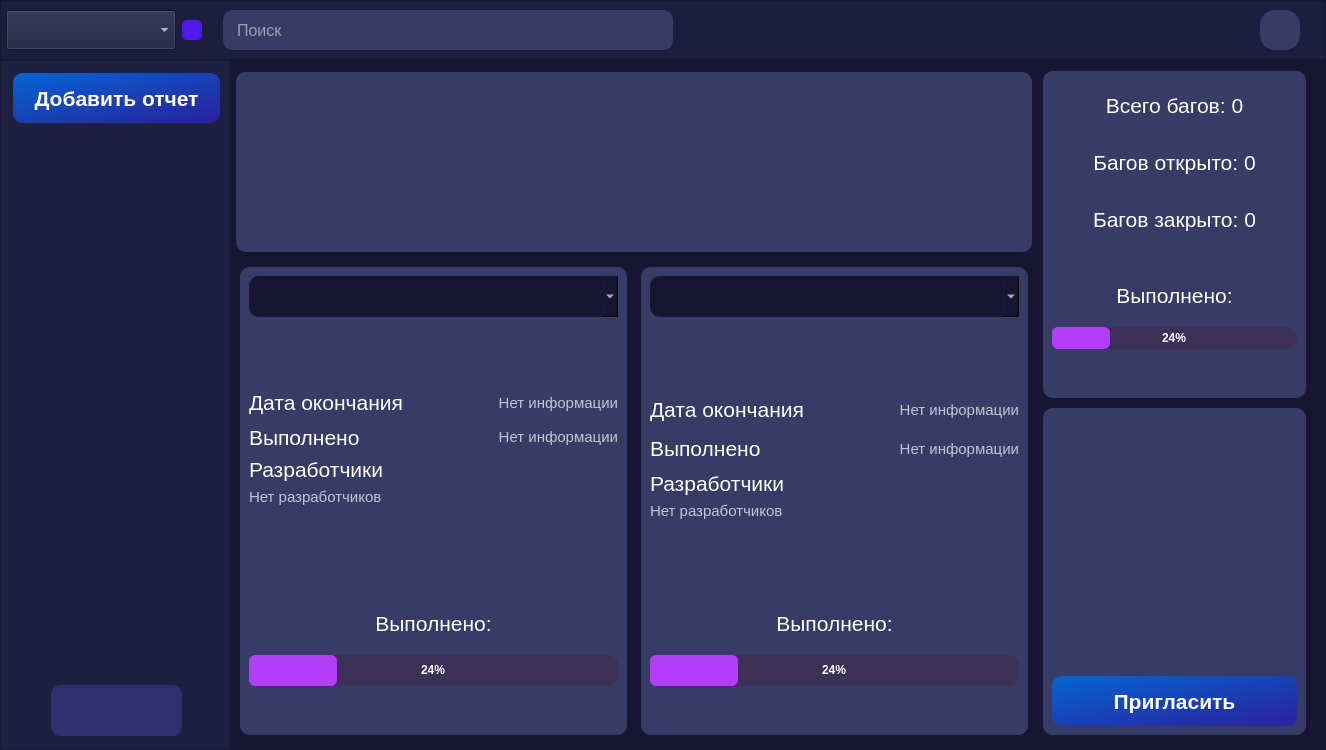
Above: interfaces/main_page.ui from ArtShibaev/Bugtracker before the change. Below: the same form after it.
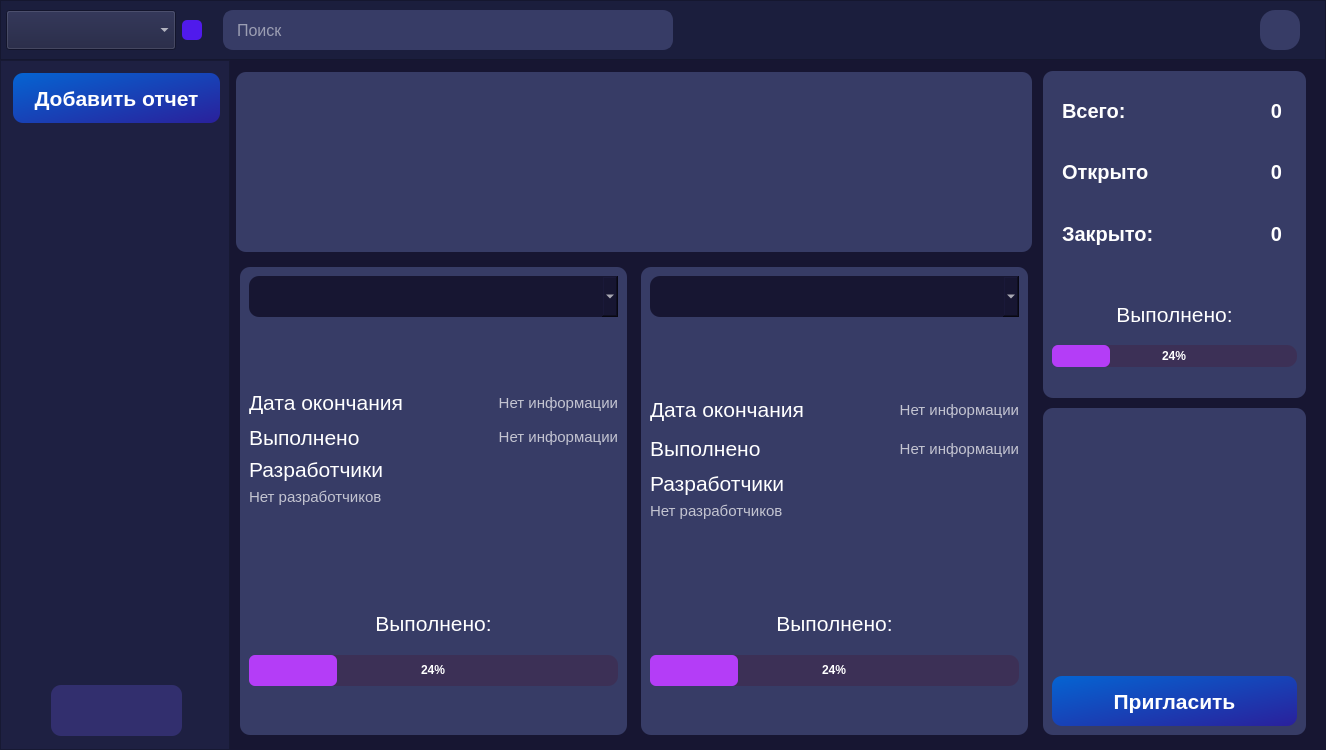
That is the form after the change.

Commit message: Изменен интерфейс Чтобы сохранить единый стиль выравнивая элементов (space-between), я преобразовал каждую строку в 2 лейбла

```diff
--- a/interfaces/main_page.ui
+++ b/interfaces/main_page.ui
@@ -1247,47 +1247,119 @@
                <layout class="QGridLayout" name="gridLayout_12">
                 <item row="0" column="0">
                  <layout class="QVBoxLayout" name="verticalLayout">
+                  <property name="spacing">
+                   <number>0</number>
+                  </property>
+                  <item>
+                   <layout class="QHBoxLayout" name="horizontalLayout">
+                    <property name="leftMargin">
+                     <number>10</number>
+                    </property>
+                    <property name="rightMargin">
+                     <number>15</number>
+                    </property>
+                    <item>
+                     <widget class="QLabel" name="label_2">
+                      <property name="styleSheet">
+                       <string notr="true">color: #fff;
+font-size: 20px;
+font-weight: bold;</string>
+                      </property>
+                      <property name="text">
+                       <string>Всего:</string>
+                      </property>
+                     </widget>
+                    </item>
                   <item>
                    <widget class="QLabel" name="all_p">
                     <property name="styleSheet">
-                     <string notr="true">color: white;
-font-size: 21px;</string>
+                       <string notr="true">color: #fff;
+font-size: 20px;
+font-weight: bold;</string>
                     </property>
                     <property name="text">
-                     <string>Всего багов: 0</string>
+                       <string>0</string>
                     </property>
                     <property name="alignment">
-                     <set>Qt::AlignCenter</set>
+                       <set>Qt::AlignRight|Qt::AlignTrailing|Qt::AlignVCenter</set>
+                      </property>
+                     </widget>
+                    </item>
+                   </layout>
+                  </item>
+                  <item>
+                   <layout class="QHBoxLayout" name="horizontalLayout_2">
+                    <property name="leftMargin">
+                     <number>10</number>
+                    </property>
+                    <property name="rightMargin">
+                     <number>15</number>
+                    </property>
+                    <item>
+                     <widget class="QLabel" name="label_3">
+                      <property name="styleSheet">
+                       <string notr="true">color: #fff;
+font-size: 20px;
+font-weight: bold;</string>
+                      </property>
+                      <property name="text">
+                       <string>Открыто</string>
                     </property>
                    </widget>
                   </item>
                   <item>
                    <widget class="QLabel" name="open_p">
                     <property name="styleSheet">
-                     <string notr="true">color: white;
-font-size: 21px;</string>
+                       <string notr="true">color: #fff;
+font-size: 20px;
+font-weight: bold;</string>
                     </property>
                     <property name="text">
-                     <string>Багов открыто: 0</string>
+                       <string>0</string>
                     </property>
                     <property name="alignment">
-                     <set>Qt::AlignCenter</set>
+                       <set>Qt::AlignRight|Qt::AlignTrailing|Qt::AlignVCenter</set>
+                      </property>
+                     </widget>
+                    </item>
+                   </layout>
+                  </item>
+                  <item>
+                   <layout class="QHBoxLayout" name="horizontalLayout_6">
+                    <property name="leftMargin">
+                     <number>10</number>
+                    </property>
+                    <property name="rightMargin">
+                     <number>15</number>
+                    </property>
+                    <item>
+                     <widget class="QLabel" name="label_5">
+                      <property name="styleSheet">
+                       <string notr="true">color: #fff;
+font-size: 20px;
+font-weight: bold;</string>
+                      </property>
+                      <property name="text">
+                       <string>Закрыто:</string>
                     </property>
                    </widget>
                   </item>
                   <item>
                    <widget class="QLabel" name="close_p">
                     <property name="styleSheet">
-                     <string notr="true">color: white;
-font-size: 21px;</string>
+                       <string notr="true">color: #fff;
+font-size: 20px;
+font-weight: bold;</string>
                     </property>
                     <property name="text">
-                     <string>Багов закрыто: 0</string>
+                       <string>0</string>
                     </property>
                     <property name="alignment">
-                     <set>Qt::AlignCenter</set>
-                    </property>
-                   </widget>
+                       <set>Qt::AlignRight|Qt::AlignTrailing|Qt::AlignVCenter</set>
+                      </property>
+                     </widget>
+                    </item>
+                   </layout>
                   </item>
                   <item>
                    <spacer name="verticalSpacer_9">
@@ -1349,7 +1421,7 @@
                     <property name="sizeHint" stdset="0">
                      <size>
                       <width>20</width>
-                      <height>40</height>
+                      <height>22</height>
                      </size>
                     </property>
                    </spacer>
```
Lines whose indentation alone changed are shown as unchanged. The commit also changes 1 other file.
